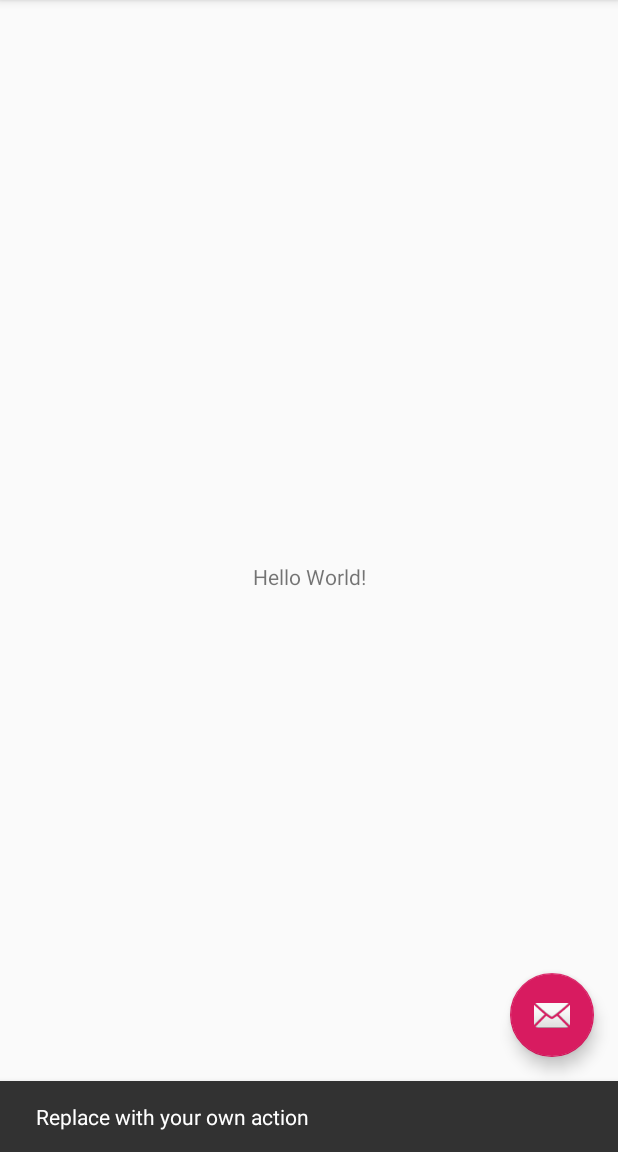
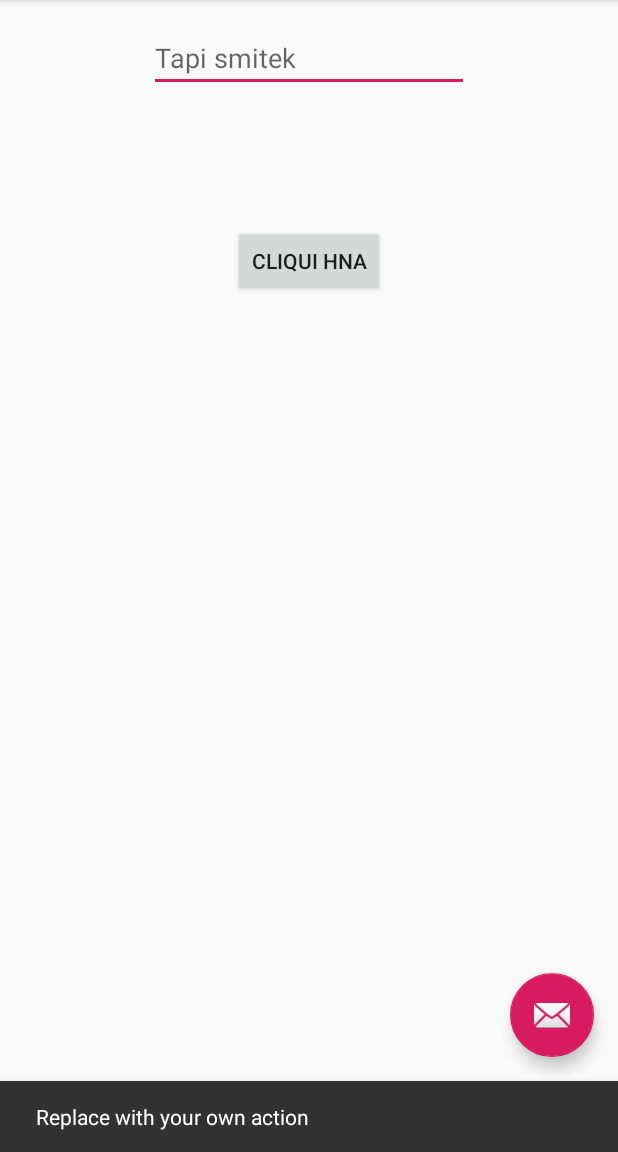
Before and after one commit to mohcineBelarrem/PremierPas, an Android app: the screen it shows after launch (MainActivity), after a tap on an icon or button, on a phone screen of 412 x 824 dp, the part 84-1236 px from its top. Run offline under Robolectric (Android 15) with nearby library versions, the phone set to English and light mode, and no system bars.

Commit message:
Simple Hello App

```diff
--- a/app/src/main/java/com/Hakima/MainActivity.java
+++ b/app/src/main/java/com/Hakima/MainActivity.java
@@ -1,15 +1,26 @@
 package com.Hakima;
 
+import android.content.DialogInterface;
 import android.os.Bundle;
 import android.support.design.widget.FloatingActionButton;
 import android.support.design.widget.Snackbar;
+import android.support.design.widget.TextInputEditText;
+import android.support.v7.app.AlertDialog;
 import android.support.v7.app.AppCompatActivity;
 import android.support.v7.widget.Toolbar;
 import android.view.View;
 import android.view.Menu;
 import android.view.MenuItem;
+import android.view.inputmethod.EditorInfo;
+import android.widget.Button;
+import android.widget.EditText;
+import android.widget.Toast;
+
 
 public class MainActivity extends AppCompatActivity {
+
+    EditText txt;
+    Button botton;
 
     @Override
     protected void onCreate(Bundle savedInstanceState) {
@@ -17,6 +28,41 @@ public class MainActivity extends AppCompatActivity {
         setContentView(R.layout.activity_main);
         Toolbar toolbar = findViewById(R.id.toolbar);
         setSupportActionBar(toolbar);
+
+        txt = (EditText) findViewById(R.id.textEdit);
+        botton = (Button) findViewById(R.id.botton);
+
+
+
+
+
+        botton.setOnClickListener(new View.OnClickListener() {
+            @Override
+            public void onClick(View v) {
+
+
+                String s = new String();
+
+                if ( txt.getText().length() == 0 ) {
+                    s = "Ktbi smitek";
+                } else {
+                    s = "Ahlan " + txt.getText() + " Labass?";
+                }
+
+            txt.onEditorAction(EditorInfo.IME_ACTION_DONE);
+
+                AlertDialog alertDialog = new AlertDialog.Builder(MainActivity.this).create();
+                alertDialog.setTitle("Salam");
+                alertDialog.setMessage(s);
+                alertDialog.setButton(AlertDialog.BUTTON_NEUTRAL, "OK",
+                        new DialogInterface.OnClickListener() {
+                            public void onClick(DialogInterface dialog, int which) {
+                                dialog.dismiss();
+                            }
+                        });
+                alertDialog.show();
+            }
+        });
 
         FloatingActionButton fab = findViewById(R.id.fab);
         fab.setOnClickListener(new View.OnClickListener() {
--- a/app/src/main/res/layout/content_main.xml
+++ b/app/src/main/res/layout/content_main.xml
@@ -8,13 +8,28 @@
     tools:context=".MainActivity"
     tools:showIn="@layout/activity_main">
 
-    <TextView
-        android:layout_width="wrap_content"
-        android:layout_height="wrap_content"
-        android:text="Hello World!"
-        app:layout_constraintBottom_toBottomOf="parent"
-        app:layout_constraintLeft_toLeftOf="parent"
-        app:layout_constraintRight_toRightOf="parent"
+    <Button
+        android:id="@+id/botton"
+        android:layout_width="101dp"
+        android:layout_height="48dp"
+        android:layout_marginTop="150dp"
+        android:text="Cliqui hna"
+        app:layout_constraintEnd_toEndOf="parent"
+        app:layout_constraintHorizontal_bias="0.5"
+        app:layout_constraintStart_toStartOf="parent"
+        app:layout_constraintTop_toTopOf="parent" />
+
+    <EditText
+        android:id="@+id/textEdit"
+        android:layout_width="213dp"
+        android:layout_height="45dp"
+        android:layout_marginTop="16dp"
+        android:ems="10"
+        android:hint="Tapi smitek"
+        android:inputType="textPersonName"
+        app:layout_constraintEnd_toEndOf="parent"
+        app:layout_constraintHorizontal_bias="0.5"
+        app:layout_constraintStart_toStartOf="parent"
         app:layout_constraintTop_toTopOf="parent" />
 
 </android.support.constraint.ConstraintLayout>
```
